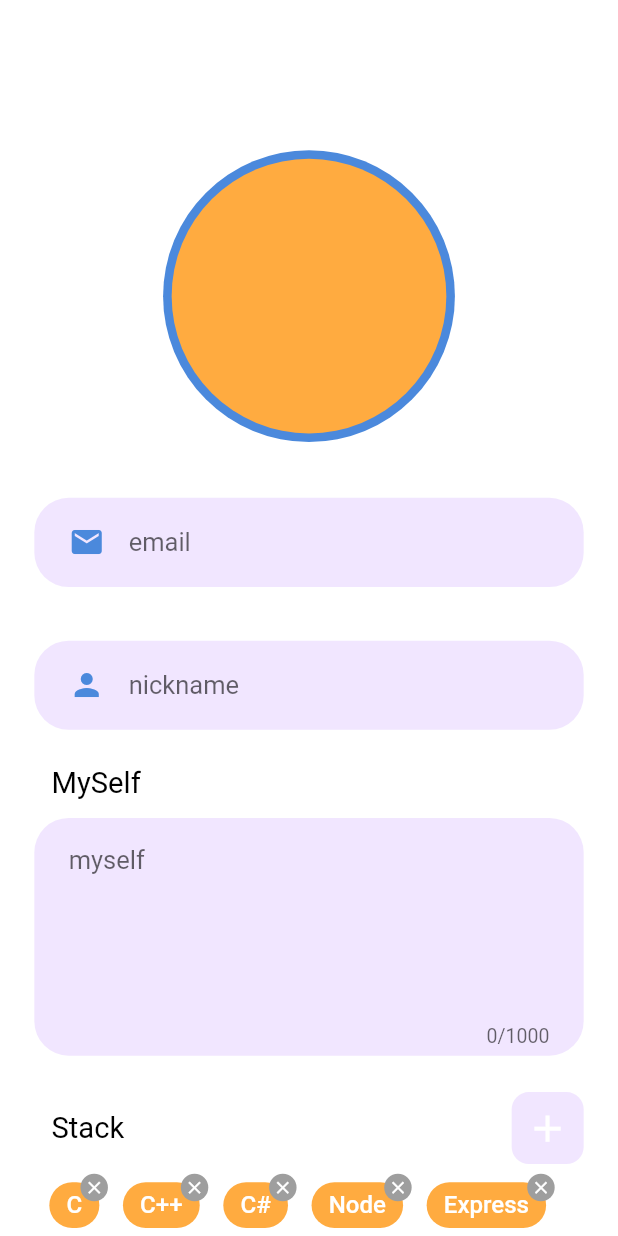
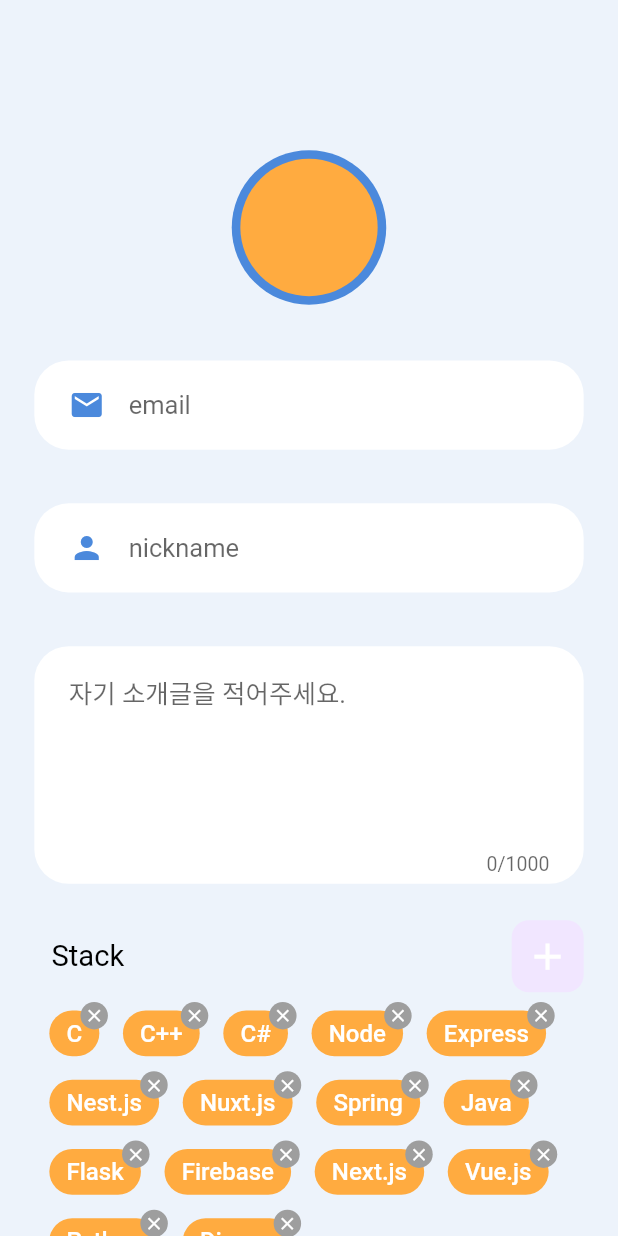
Before and after one commit to Timebear000/Flutter-Chat-Study, a Flutter app: the screen it shows after launch, after a tap on "Sign in with Google", on a phone screen of 412 x 824 dp. Run offline on Flutter 3.47's test engine with Material 2 defaults, Android fonts, the light colour scheme and no system bars; our stand-ins replace curved_navigation_bar, firebase_core, flutter_dotenv, flutter_screenutil, get, percent_indicator and 1 more; accounts and stored records are empty; network calls fail.

Commit message:
Register Settings

```diff
--- a/lib/bindings/init_binding.dart
+++ b/lib/bindings/init_binding.dart
@@ -1,8 +1,13 @@
+import 'package:devsload/repositorys/AuthRepository.dart';
+import 'package:devsload/repositorys/SkillRepository.dart';
+import 'package:devsload/repositorys/UserRepository.dart';
 import 'package:get/get.dart';
 
-class InitBinding implements Bindings{
+class InitBinding implements Bindings {
   @override
   void dependencies() {
+    Get.put(UserRepository(), permanent: true);
+    Get.put(SkillRepository(), permanent: true);
+    // Get.put()
   }
-
 }
--- a/lib/components/inputs/InputTextFeild.dart
+++ b/lib/components/inputs/InputTextFeild.dart
@@ -16,7 +16,7 @@
       padding: padding ?? EdgeInsets.symmetric(horizontal: 20.w, vertical: 5.w),
       width: double.infinity,
       decoration: BoxDecoration(
-        color: AppColor.LightMainColor,
+        color: Colors.white,
         borderRadius: BorderRadius.circular(20.w),
       ),
       child: child,
--- a/lib/main.dart
+++ b/lib/main.dart
@@ -1,7 +1,13 @@
 import 'package:devsload/bindings/init_binding.dart';
+import 'package:devsload/repositorys/AuthRepository.dart';
 import 'package:devsload/routes/app_pages.dart';
+import 'package:devsload/services/AppAuthService.dart';
+import 'package:devsload/services/AppPushService.dart';
 import 'package:flutter/material.dart';
 import 'package:flutter/services.dart';
+import 'package:firebase_core/firebase_core.dart';
+
+import 'package:flutter_dotenv/flutter_dotenv.dart';
 import 'package:flutter_localizations/flutter_localizations.dart';
 import 'package:flutter_screenutil/flutter_screenutil.dart';
 import 'package:get/get.dart';
@@ -10,8 +16,18 @@
   WidgetsFlutterBinding.ensureInitialized();
   SystemChrome.setEnabledSystemUIOverlays(SystemUiOverlay.values);
   SystemChrome.setPreferredOrientations([DeviceOrientation.portraitUp]);
+  await Firebase.initializeApp();
+  await dotenv.load(fileName: ".env");
+  await initService();
 
   runApp(const DevLoad());
+}
+
+Future<void> initService() async {
+  // Auth Service
+  await Get.putAsync(() async => await AppAuthRepository(), permanent: true);
+  await Get.putAsync(() async => await AppAuthService());
+  await Get.putAsync(() async => await PushService());
 }
 
 class DevLoad extends StatefulWidget {
--- a/lib/routes/app_pages.dart
+++ b/lib/routes/app_pages.dart
@@ -1,3 +1,4 @@
+import 'package:devsload/screen/Auth/Login/controller/LoginController.dart';
 import 'package:devsload/screen/Auth/Login/view/LoginScreen.dart';
 import 'package:devsload/screen/Auth/Register/view/RegisterScreen.dart';
 import 'package:devsload/screen/Chat/view/ChatRoomScreen.dart';
@@ -18,6 +19,11 @@
     GetPage(
       name: _Paths.LOGIN,
       page: () => LoginScreen(),
+      binding: BindingsBuilder(
+        () => Get.put<LoginController>(
+          LoginController(),
+        ),
+      ),
     ),
     GetPage(
       name: _Paths.Register,
--- a/lib/screen/Auth/Login/view/LoginScreen.dart
+++ b/lib/screen/Auth/Login/view/LoginScreen.dart
@@ -1,10 +1,12 @@
+import 'package:devsload/components/modals/CustomAlertModal.dart';
 import 'package:devsload/routes/app_pages.dart';
+import 'package:devsload/screen/Auth/Login/controller/LoginController.dart';
 import 'package:devsload/styles/icons.dart';
 import 'package:flutter/material.dart';
 import 'package:flutter_screenutil/flutter_screenutil.dart';
 import 'package:get/get.dart';
 
-class LoginScreen extends StatelessWidget {
+class LoginScreen extends GetView<LoginController> {
   const LoginScreen({Key? key}) : super(key: key);
 
   @override
@@ -79,8 +81,8 @@
                   background: Colors.black,
                   icon: ICON_AUTH["apple"]!,
                   text: 'Sign in with Apple',
-                  onTap: () {
-                    Get.toNamed(Routes.Register);
+                  onTap: () async {
+                    await controller.appleLogin();
                   },
                   textColor: Colors.white,
                 ),
--- a/lib/screen/Auth/Register/view/RegisterScreen.dart
+++ b/lib/screen/Auth/Register/view/RegisterScreen.dart
@@ -1,5 +1,6 @@
 import 'dart:math';
 
+import 'package:devsload/components/buttons/ModalButton.dart';
 import 'package:devsload/components/inputs/InputTextFeild.dart';
 import 'package:devsload/components/widget/skill.dart';
 import 'package:devsload/screen/Auth/Register/view/RegisterSuccessScreen.dart';
@@ -46,7 +47,7 @@
         child: Container(
           width: double.infinity,
           height: double.infinity,
-          color: Colors.white,
+          color: AppColor.mainColor.withOpacity(0.1),
           child: SingleChildScrollView(
             physics: ClampingScrollPhysics(),
             child: Padding(
@@ -61,10 +62,10 @@
                     alignment: Alignment.center,
                     child: CircleAvatar(
                       backgroundColor: AppColor.mainColor,
-                      radius: 85.w,
+                      radius: 45.w,
                       child: CircleAvatar(
                         backgroundColor: Colors.orangeAccent,
-                        radius: 80.w,
+                        radius: 40.w,
                       ),
                     ),
                   ),
@@ -95,23 +96,13 @@
                     ),
                   ),
                   SizedBox(height: 10.h),
-                  Container(
-                    margin: EdgeInsets.only(left: 10.w),
-                    child: Text(
-                      'MySelf',
-                      style: TextStyle(
-                        color: Colors.black,
-                        fontSize: 17.sp,
-                      ),
-                    ),
-                  ),
                   InputTextField(
                     child: TextField(
                       keyboardType: TextInputType.multiline,
                       maxLength: 1000,
                       maxLines: 5,
                       decoration: InputDecoration(
-                        hintText: "myself",
+                        hintText: "자기 소개글을 적어주세요.",
                         border: InputBorder.none,
                       ),
                     ),
@@ -191,28 +182,28 @@
                       width: double.infinity,
                       decoration: BoxDecoration(
                         borderRadius: BorderRadius.circular(10.w),
-                      color: AppColor.mainColor,
+                        gradient: LinearGradient(
+                          begin: Alignment.topLeft,
+                          end: Alignment.bottomRight,
+                          colors: [
+                            AppColor.GradientColorStart,
+                            AppColor.GradientColorEnd,
+                          ],
                         ),
-                    child: ElevatedButton(
-                      onPressed: () async {
-// Get.toNamed("/register")
+                      ),
+                      child: ModalButton(
+                          onClick: () {
                             Get.to(RegisterSuccessScreen());
                           },
-                      style: ElevatedButton.styleFrom(
-                        primary: Colors.transparent,
-                        textStyle: TextStyle(
+                          color: Colors.blue,
+                          text: Text(
+                            "회원가입",
+                            style: TextStyle(
+                              fontSize: 16.sp,
                               color: Colors.white,
-                          fontSize: 18.sp,
-                          fontWeight: FontWeight.w500,
+                              fontWeight: FontWeight.bold,
                             ),
-                        padding: EdgeInsets.symmetric(vertical: 15.w),
-                        shape: RoundedRectangleBorder(
-                            borderRadius:
-                                BorderRadius.all(Radius.circular(10.w))),
-                      ),
-                      child: Text("Register"),
-                    ),
-                  ),
+                          ))),
                 ],
               ),
             ),
--- a/lib/styles/Colors.dart
+++ b/lib/styles/Colors.dart
@@ -4,4 +4,10 @@
   static Color mainColor = Color(0xff4B89DC);
   static Color LightMainColor = Color(0xFFF1E6FF);
   static Color BackGroundColor = Color(0xffeef2fb);
+  static Color MainThemaColor = Color(0xffA1CBE7);
+
+  static Color ButtonColor = Color(0xffA1CBE7);
+
+  static Color GradientColorStart = Color(0xFFA1CBE7);
+  static Color GradientColorEnd = Color(0xFF4B89DC);
 }
```
Also changed, not shown: pubspec.yaml (+6 -1 lines), pubspec.lock, 13 other files. Lines whose indentation alone changed are shown as unchanged.
